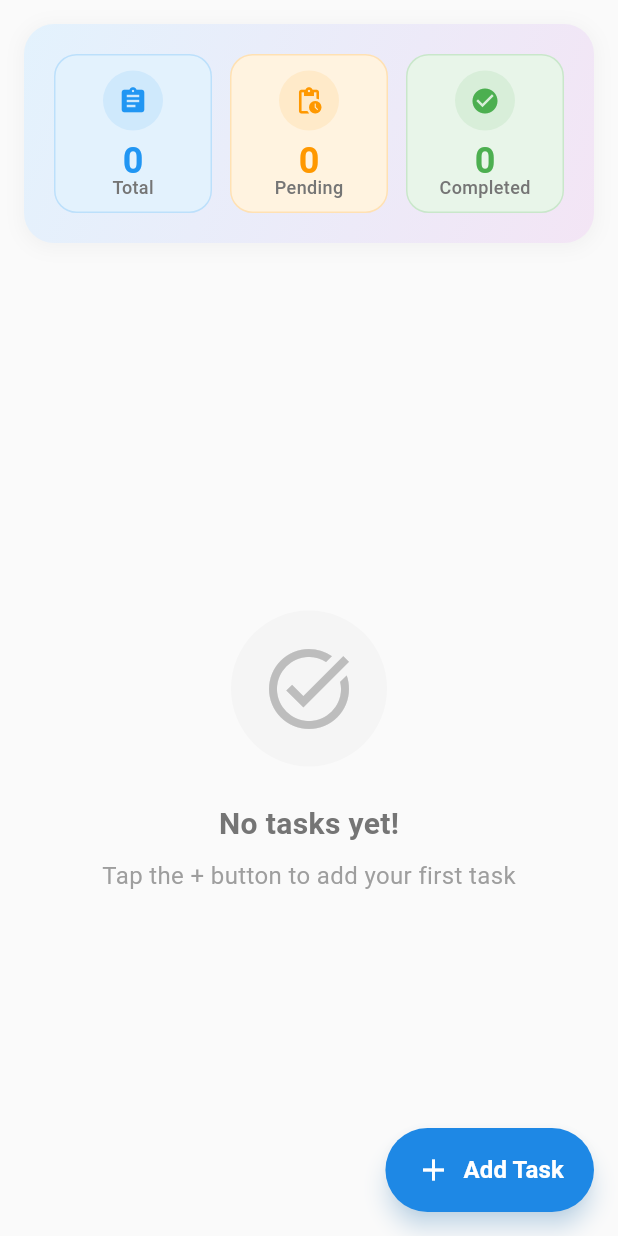
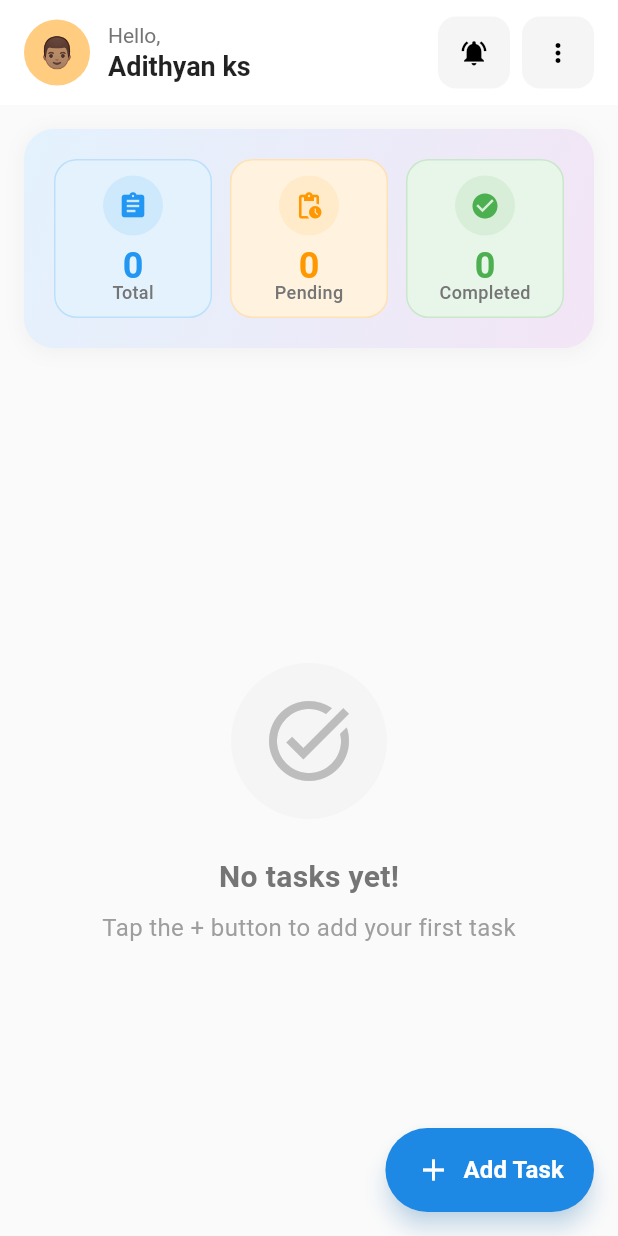
Before and after one commit to adithyan3210/my_todo, a Flutter app: the screen it shows after launch, on a phone screen of 412 x 824 dp. Run offline on Flutter 3.47's test engine with Material 3 defaults, Android fonts, the phone set to English and light mode, and no system bars.

Commit message:
app bar added & clear task fct implimented

```diff
--- a/lib/screens/todo_screen.dart
+++ b/lib/screens/todo_screen.dart
@@ -14,7 +14,99 @@ class TodoScreen extends StatelessWidget {
   Widget build(BuildContext context) {
     return Scaffold(
       backgroundColor: Colors.grey[50],
-
+      appBar: AppBar(
+        elevation: 0,
+        backgroundColor: Colors.white,
+        foregroundColor: Colors.black87,
+        toolbarHeight: 70,
+        title: Row(
+          children: [
+            CircleAvatar(
+              radius: 22,
+              backgroundColor: Colors.orange[200],
+              child: const Text('👨🏽', style: TextStyle(fontSize: 20)),
+            ),
+            const SizedBox(width: 12),
+            Column(
+              crossAxisAlignment: CrossAxisAlignment.start,
+              mainAxisAlignment: MainAxisAlignment.center,
+              children: [
+                Text(
+                  'Hello,',
+                  style: TextStyle(
+                    fontSize: 14,
+                    color: Colors.grey[600],
+                    fontWeight: FontWeight.normal,
+                  ),
+                ),
+                const Text(
+                  'Adithyan ks',
+                  style: TextStyle(
+                    fontSize: 18,
+                    fontWeight: FontWeight.w600,
+                    color: Colors.black87,
+                  ),
+                ),
+              ],
+            ),
+          ],
+        ),
+        actions: [
+          Container(
+            margin: const EdgeInsets.only(right: 8),
+            decoration: BoxDecoration(
+              color: Colors.grey[100],
+              borderRadius: BorderRadius.circular(12),
+            ),
+            child: IconButton(
+              icon: const Icon(Icons.notifications_active, size: 20),
+              onPressed: () {},
+              color: Colors.black,
+            ),
+          ),
+          Container(
+            margin: const EdgeInsets.only(right: 16),
+            decoration: BoxDecoration(
+              color: Colors.grey[100],
+              borderRadius: BorderRadius.circular(12),
+            ),
+            child: Consumer<TaskProvider>(
+              builder: (context, taskProvider, child) {
+                return PopupMenuButton<String>(
+                  icon: const Icon(
+                    Icons.more_vert_outlined,
+                    size: 20,
+                    color: Colors.black,
+                  ),
+                  onSelected: (value) {
+                    switch (value) {
+                      case 'clear_all':
+                        _showClearDialog(context, taskProvider, 'all');
+                        break;
+                      case 'clear_completed':
+                        _showClearDialog(context, taskProvider, 'completed');
+                        break;
+                    }
+                  },
+                  itemBuilder: (BuildContext context) =>
+                      <PopupMenuEntry<String>>[
+                        PopupMenuItem<String>(
+                          value: 'clear_completed',
+                          enabled: taskProvider.completedTaskCount > 0,
+                          child: const Text('Clear Completed'),
+                        ),
+                        PopupMenuItem<String>(
+                          value: 'clear_all',
+                          enabled: taskProvider.taskCount > 0,
+                          child: const Text('Clear All'),
+                        ),
+                      ],
+                );
+              },
+            ),
+          ),
+        ],
+      ),
       body: Column(
         children: [
           const TaskStats(),
@@ -140,4 +232,40 @@ class TodoScreen extends StatelessWidget {
       ),
     );
   }
+
+  void _showClearDialog(
+    BuildContext context,
+    TaskProvider taskProvider,
+    String type,
+  ) {
+    final title = type == 'all' ? 'Clear All Tasks' : 'Clear Completed Tasks';
+    final content = type == 'all'
+        ? 'Are you sure you want to delete all tasks?'
+        : 'Are you sure you want to delete all completed tasks?';
+
+    showDialog(
+      context: context,
+      builder: (context) => AlertDialog(
+        title: Text(title),
+        content: Text(content),
+        actions: [
+          TextButton(
+            onPressed: () => Navigator.of(context).pop(),
+            child: const Text('Cancel'),
+          ),
+          TextButton(
+            onPressed: () {
+              if (type == 'all') {
+                taskProvider.clearAllTasks();
+              } else {
+                taskProvider.clearCompletedTasks();
+              }
+              Navigator.of(context).pop();
+            },
+            child: const Text('Clear', style: TextStyle(color: Colors.red)),
+          ),
+        ],
+      ),
+    );
+  }
 }
```
